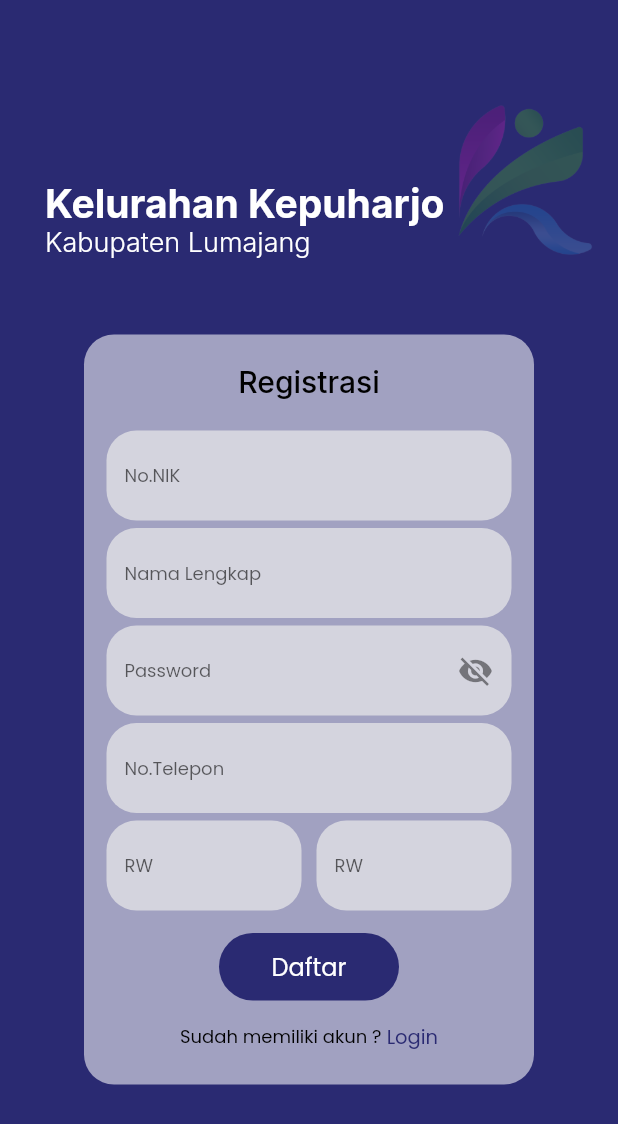
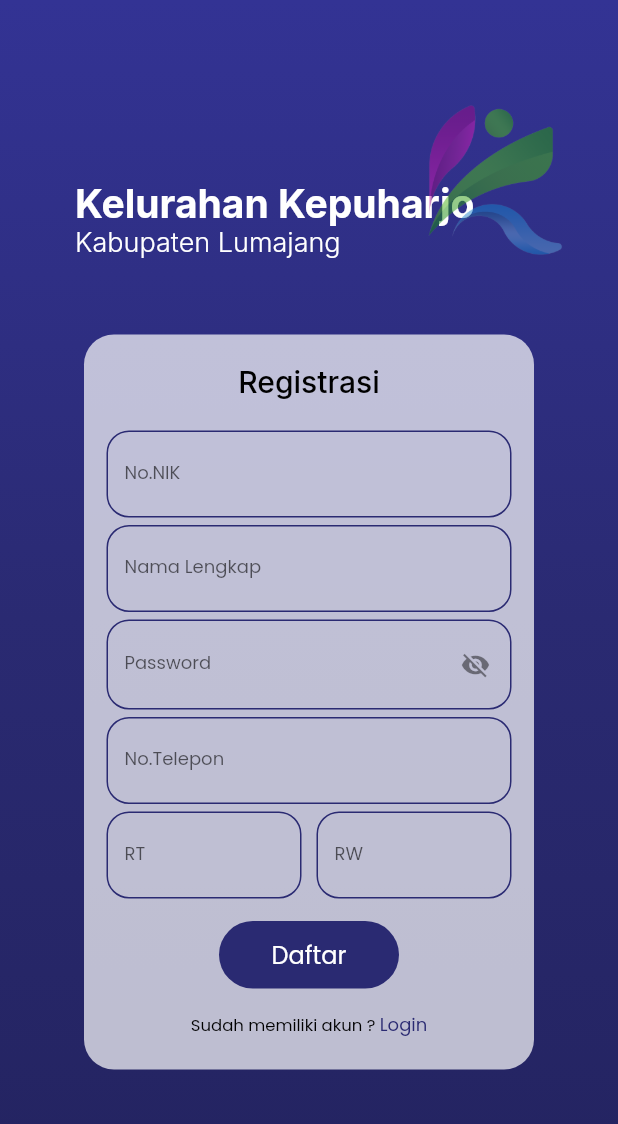
Before and after one commit to KelurahanKepuharjo/Mobile_App_Kelurahan_Kepuharjo, a Flutter app: the screen it shows after launch, after a tap on "Registrasi", on a phone screen of 412 x 824 dp. Shown: the top 1124 px of the screen. Run offline on Flutter 3.47's test engine with Material 2 defaults, Android fonts, the phone set to English and light mode, and no system bars; our stand-ins replace awesome_dialog, awesome_snackbar_content, flutter_spinkit, fluttertoast, get, google_fonts and 4 more; missing offline and left inert: android_intent_plus, random_color.

```diff
--- a/lib/Api/Api_connect.dart
+++ b/lib/Api/Api_connect.dart
@@ -1,5 +1,5 @@
 class ApiConnect {
-  static const hostConnect = "http://192.168.0.117/Web_Kelurahan_Kepuharjo";
+  static const hostConnect = "http://192.168.18.42/Web_Kelurahan_Kepuharjo";
   static const connectApi = "$hostConnect/Api";
 
   //login
--- a/lib/Comm/getTextForm.dart
+++ b/lib/Comm/getTextForm.dart
@@ -29,19 +29,16 @@ class getTextForm extends StatelessWidget {
 
   @override
   Widget build(BuildContext context) {
-    return SizedBox(
-        height: 60,
-        width: MediaQuery.of(context).size.width,
-        child: Column(children: [
+    return Column(children: [
       TextFormField(
         textInputAction: textInputAction,
         obscureText: isObscureText,
         controller: controller,
-            style: poppinsMediumBlack,
+        style: poppinsSmallBlack.copyWith(fontSize: 13),
         keyboardType: keyboardType,
         enabled: isEnable,
         onSaved: (val) => controller = val as TextEditingController,
-            validator: (String value) {
+        validator: (value) {
           if (value == null || value.isEmpty) {
             return 'Please enter $hintName';
           }
@@ -52,14 +49,19 @@ class getTextForm extends StatelessWidget {
           LengthLimitingTextInputFormatter(length)
         ],
         decoration: InputDecoration(
-                border: OutlineInputBorder(
-                    borderRadius: BorderRadius.circular(20),
-                    borderSide: BorderSide.none),
-                filled: true,
-                fillColor: Color.fromARGB(179, 234, 234, 234),
-                hintText: hintName,
-                hintStyle: GoogleFonts.poppins(fontSize: 12)),
+          labelText: hintName,
+          labelStyle: GoogleFonts.poppins(fontSize: 12),
+          enabledBorder: OutlineInputBorder(
+              borderRadius: BorderRadius.circular(15),
+              borderSide: BorderSide(width: 1, color: appColor)),
+          filled: false,
+          fillColor: const Color.fromARGB(179, 234, 234, 234),
+          focusedBorder: OutlineInputBorder(
+            borderSide: BorderSide(width: 1, color: appColor),
+            borderRadius: BorderRadius.circular(15),
           ),
-        ]));
+        ),
+      ),
+    ]);
   }
 }
--- a/lib/Screen/Login/appearance_login.dart
+++ b/lib/Screen/Login/appearance_login.dart
@@ -15,11 +15,23 @@ final GlobalKey<FormState> _formkey = GlobalKey<FormState>();
 class _AppeareaceLoginState extends State<AppeareaceLogin> {
   @override
   Widget build(BuildContext context) {
-    return Scaffold(
-      backgroundColor: appColor,
+    return Container(
+      decoration: BoxDecoration(
+        gradient: LinearGradient(
+          colors: [
+            Color.fromARGB(255, 35, 35, 95),
+            appColor,
+            Color.fromARGB(255, 51, 51, 148),
+          ],
+          begin: FractionalOffset.bottomCenter,
+          end: FractionalOffset.topCenter,
+        ),
+      ),
+      child: Scaffold(
+        backgroundColor: Colors.transparent,
         body: SingleChildScrollView(
           child: Padding(
-          padding: const EdgeInsets.symmetric(vertical: 20),
+            padding: const EdgeInsets.symmetric(vertical: 20, horizontal: 20),
             child: Center(
               child: Column(
                 mainAxisAlignment: MainAxisAlignment.center,
@@ -32,6 +44,7 @@ class _AppeareaceLoginState extends State<AppeareaceLogin> {
             ),
           ),
         ),
+      ),
     );
   }
 }
--- a/lib/Screen/Login/widget_column_login.dart
+++ b/lib/Screen/Login/widget_column_login.dart
@@ -12,6 +12,7 @@ import 'package:kepuharjo_app/Controller/RememberUser.dart';
 import 'package:kepuharjo_app/Model/User_Model.dart';
 import 'package:kepuharjo_app/Screen/LupaPassword/appearance_forgot_password.dart.dart';
 import 'package:kepuharjo_app/Screen/NavButton/Home_Screen.dart';
+import 'package:kepuharjo_app/Screen/PengajuanSurat/Surat/suket_pindah.dart';
 import 'package:kepuharjo_app/Screen/Register/appearance_register.dart';
 import 'package:kepuharjo_app/Shared/shared.dart';
 import 'package:awesome_snackbar_content/awesome_snackbar_content.dart';
@@ -52,9 +53,9 @@ class _WidgetLoginState extends State<WidgetLogin> {
     return Container(
       height: 360,
       width: 300,
-      padding: const EdgeInsets.symmetric(horizontal: 15),
+      padding: const EdgeInsets.symmetric(horizontal: 10),
       decoration: BoxDecoration(
-          color: const Color.fromARGB(143, 255, 255, 255),
+          color: whiteColor.withOpacity(0.7),
           borderRadius: BorderRadius.circular(20)),
       child: Column(
         crossAxisAlignment: CrossAxisAlignment.center,
@@ -80,10 +81,7 @@ class _WidgetLoginState extends State<WidgetLogin> {
           const SizedBox(
             height: 15,
           ),
-          SizedBox(
-            height: 60,
-            width: MediaQuery.of(context).size.width,
-            child: Column(
+          Column(
             children: [
               TextFormField(
                 textInputAction: TextInputAction.done,
@@ -92,8 +90,9 @@ class _WidgetLoginState extends State<WidgetLogin> {
                 style: poppinsMediumBlack,
                 keyboardType: TextInputType.name,
                 enabled: true,
-                  onSaved: (val) => passwordController,
-                  validator: (String value) {
+                onSaved: (val) =>
+                    passwordController = val as TextEditingController,
+                validator: (value) {
                   if (value == null || value.isEmpty) {
                     return 'Please enter Your Password';
                   }
@@ -104,25 +103,29 @@ class _WidgetLoginState extends State<WidgetLogin> {
                   LengthLimitingTextInputFormatter(20)
                 ],
                 decoration: InputDecoration(
-                      border: OutlineInputBorder(
-                          borderRadius: BorderRadius.circular(20),
-                          borderSide: BorderSide.none),
-                      filled: true,
+                    enabledBorder: OutlineInputBorder(
+                        borderRadius: BorderRadius.circular(15),
+                        borderSide: BorderSide(color: appColor, width: 1)),
+                    focusedBorder: OutlineInputBorder(
+                        borderRadius: BorderRadius.circular(15),
+                        borderSide: BorderSide(color: appColor, width: 1)),
+                    filled: false,
                     suffixIcon: InkWell(
                       child: Icon(
-                            showpass ? Icons.visibility : Icons.visibility_off),
+                        showpass ? Icons.visibility : Icons.visibility_off,
+                        size: 20,
+                      ),
                       onTap: () {
                         setState(() {
                           showpass = !showpass;
                         });
                       },
                     ),
-                      fillColor: Color.fromARGB(179, 234, 234, 234),
-                      hintText: "Password",
-                      hintStyle: GoogleFonts.poppins(fontSize: 12)),
+                    fillColor: const Color.fromARGB(179, 234, 234, 234),
+                    labelText: "Password",
+                    labelStyle: GoogleFonts.poppins(fontSize: 12)),
               ),
             ],
-            ),
           ),
           const SizedBox(
             height: 10,
@@ -184,14 +187,14 @@ class _WidgetLoginState extends State<WidgetLogin> {
               mainAxisAlignment: MainAxisAlignment.center,
               children: [
                 Text(
-                  "Belum memiliki akun ?",
-                  style: poppinsSmallBlack,
+                  "Belum memiliki akun ? ",
+                  style: poppinsSmallBlack.copyWith(fontSize: 11),
                 ),
                 InkWell(
                   child: Text(
-                    " Registrasi",
+                    "Registrasi",
                     style: poppinsSmallBlack.copyWith(
-                        color: appColor, fontSize: 13),
+                        color: appColor, fontSize: 12),
                   ),
                   onTap: () {
                     Navigator.push(
@@ -212,39 +215,47 @@ class _WidgetLoginState extends State<WidgetLogin> {
     if (nikController.text.isEmpty) {
       Fluttertoast.showToast(
           msg: "Nik Harus Diisi", backgroundColor: Colors.red);
+    } else if (nikController.text.length < 16) {
+      Fluttertoast.showToast(
+          msg: "Nik tidak boleh kurang dari 16 karakter",
+          backgroundColor: Colors.red);
     } else if (passwordController.text.isEmpty) {
       Fluttertoast.showToast(
           msg: "Password Harus Diisi", backgroundColor: Colors.red);
+    } else if (passwordController.text.length < 8) {
+      Fluttertoast.showToast(
+          msg: "Password tidak boleh kurang dari 8 karakter",
+          backgroundColor: Colors.red);
     } else {
       login();
     }
   }
 
-  Future login() async {
+  Future<List<User>> login() async {
     try {
       var response = await http.post(Uri.parse(ApiConnect.signin), body: {
         "id_akun": nikController.text,
         "password": passwordController.text
       });
       if (response.statusCode == 200) {
-        final data = jsonDecode(response.body);
-        if (data['success'] == true) {
+        final user = jsonDecode(response.body);
+        if (user['success'] == false) {
+          setState(() {
+            _loading = false;
+          });
+          snackBarFailed();
+        } else {
           setState(() {
             _loading = true;
           });
           snackBarSucces();
-          User userInfo = User.fromJson(data['user']);
+          User userInfo = User.fromJson(user['user']);
           await RememberUser().storeUser(json.encode(userInfo));
           // ignore: use_build_context_synchronously
           Navigator.pushAndRemoveUntil(
               context,
               MaterialPageRoute(builder: (_) => const HomeScreen()),
               (Route<dynamic> route) => false);
-        } else {
-          setState(() {
-            _loading = false;
-          });
-          snackBarFailed();
         }
       }
     } catch (e) {
--- a/lib/Screen/Login/widget_pict_logo.dart
+++ b/lib/Screen/Login/widget_pict_logo.dart
@@ -44,7 +44,7 @@ class _WidgetPictureState extends State<WidgetPicture> {
               children: [
                 const Spacer(),
                 Opacity(
-                  opacity: 0.3,
+                  opacity: 0.5,
                   child: Image.asset(
                     "images/mylogo.png",
                     alignment: Alignment.topLeft,
--- a/lib/Screen/PengajuanSurat/Surat/suket_kematian.dart
+++ b/lib/Screen/PengajuanSurat/Surat/suket_kematian.dart
@@ -258,9 +258,8 @@ class _KematianState extends State<Kematian> {
                   height: 150,
                   width: MediaQuery.of(context).size.width,
                   decoration: BoxDecoration(
-                    borderRadius: BorderRadius.circular(20),
-                    color: Color.fromARGB(179, 234, 234, 234),
-                  ),
+                      borderRadius: BorderRadius.circular(15),
+                      border: Border.all(width: 1, color: appColor)),
                   child: image == null
                       ? Center(
                           child: Text(
--- a/lib/Screen/Register/appearance_register.dart
+++ b/lib/Screen/Register/appearance_register.dart
@@ -13,11 +13,23 @@ class AppearanceRegister extends StatefulWidget {
 class _AppearanceRegisterState extends State<AppearanceRegister> {
   @override
   Widget build(BuildContext context) {
-    return Scaffold(
-      backgroundColor: appColor,
+    return Container(
+      decoration: BoxDecoration(
+        gradient: LinearGradient(
+          colors: [
+            Color.fromARGB(255, 35, 35, 95),
+            appColor,
+            Color.fromARGB(255, 51, 51, 148),
+          ],
+          begin: FractionalOffset.bottomCenter,
+          end: FractionalOffset.topCenter,
+        ),
+      ),
+      child: Scaffold(
+        backgroundColor: Colors.transparent,
         body: SingleChildScrollView(
           child: Padding(
-          padding: const EdgeInsets.symmetric(vertical: 20),
+            padding: const EdgeInsets.symmetric(vertical: 20, horizontal: 20),
             child: Center(
               child: Column(
                 mainAxisAlignment: MainAxisAlignment.center,
@@ -30,6 +42,7 @@ class _AppearanceRegisterState extends State<AppearanceRegister> {
             ),
           ),
         ),
+      ),
     );
   }
 }
--- a/lib/Screen/Register/widget_column_reg.dart
+++ b/lib/Screen/Register/widget_column_reg.dart
@@ -55,10 +55,10 @@ class _WidgetRegisterState extends State<WidgetRegister> {
   Widget build(BuildContext context) {
     return Container(
       padding: EdgeInsets.symmetric(horizontal: 15),
-      height: 500,
+      height: 490,
       width: 300,
       decoration: BoxDecoration(
-          color: Color.fromARGB(143, 255, 255, 255),
+          color: whiteColor.withOpacity(0.7),
           borderRadius: BorderRadius.circular(20)),
       child: Column(
         crossAxisAlignment: CrossAxisAlignment.center,
@@ -95,10 +95,7 @@ class _WidgetRegisterState extends State<WidgetRegister> {
           const SizedBox(
             height: 5,
           ),
-          SizedBox(
-            height: 60,
-            width: MediaQuery.of(context).size.width,
-            child: Column(
+          Column(
             children: [
               TextFormField(
                 textInputAction: TextInputAction.done,
@@ -108,7 +105,7 @@ class _WidgetRegisterState extends State<WidgetRegister> {
                 keyboardType: TextInputType.name,
                 enabled: true,
                 onSaved: (val) => passwordController,
-                  validator: (String value) {
+                validator: (value) {
                   if (value == null || value.isEmpty) {
                     return 'Please enter Your Password';
                   }
@@ -119,25 +116,29 @@ class _WidgetRegisterState extends State<WidgetRegister> {
                   LengthLimitingTextInputFormatter(20)
                 ],
                 decoration: InputDecoration(
-                      border: OutlineInputBorder(
-                          borderRadius: BorderRadius.circular(20),
-                          borderSide: BorderSide.none),
-                      filled: true,
+                    enabledBorder: OutlineInputBorder(
+                        borderRadius: BorderRadius.circular(15),
+                        borderSide: BorderSide(color: appColor, width: 1)),
+                    focusedBorder: OutlineInputBorder(
+                        borderRadius: BorderRadius.circular(15),
+                        borderSide: BorderSide(color: appColor, width: 1)),
+                    filled: false,
                     suffixIcon: InkWell(
                       child: Icon(
-                            showpass ? Icons.visibility : Icons.visibility_off),
+                        showpass ? Icons.visibility : Icons.visibility_off,
+                        size: 20,
+                      ),
                       onTap: () {
                         setState(() {
                           showpass = !showpass;
                         });
                       },
                     ),
-                      fillColor: Color.fromARGB(179, 234, 234, 234),
-                      hintText: "Password",
-                      hintStyle: GoogleFonts.poppins(fontSize: 12)),
+                    fillColor: const Color.fromARGB(179, 234, 234, 234),
+                    labelText: "Password",
+                    labelStyle: GoogleFonts.poppins(fontSize: 12)),
               ),
             ],
-            ),
           ),
           const SizedBox(
             height: 5,
@@ -156,14 +157,13 @@ class _WidgetRegisterState extends State<WidgetRegister> {
             mainAxisAlignment: MainAxisAlignment.spaceBetween,
             children: [
               SizedBox(
-                height: 60,
                 width: 130,
                 child: Column(
                   children: [
                     TextFormField(
                       textInputAction: TextInputAction.done,
                       controller: rtController,
-                      style: poppinsMediumBlack,
+                      style: poppinsSmallBlack.copyWith(fontSize: 13),
                       keyboardType: TextInputType.number,
                       onSaved: (newValue) => rtController,
                       validator: (value) {
@@ -177,31 +177,35 @@ class _WidgetRegisterState extends State<WidgetRegister> {
                         LengthLimitingTextInputFormatter(5)
                       ],
                       decoration: InputDecoration(
-                          border: OutlineInputBorder(
-                              borderRadius: BorderRadius.circular(20),
-                              borderSide: BorderSide.none),
-                          filled: true,
+                          enabledBorder: OutlineInputBorder(
+                              borderRadius: BorderRadius.circular(15),
+                              borderSide:
+                                  BorderSide(width: 1, color: appColor)),
+                          focusedBorder: OutlineInputBorder(
+                              borderRadius: BorderRadius.circular(15),
+                              borderSide:
+                                  BorderSide(width: 1, color: appColor)),
+                          filled: false,
                           fillColor: Color.fromARGB(179, 234, 234, 234),
-                          hintText: "RW",
-                          hintStyle: GoogleFonts.poppins(fontSize: 12)),
+                          labelText: "RT",
+                          labelStyle: GoogleFonts.poppins(fontSize: 12)),
                     )
                   ],
                 ),
               ),
               SizedBox(
-                height: 60,
                 width: 130,
                 child: Column(
                   children: [
                     TextFormField(
                       textInputAction: TextInputAction.done,
                       controller: rwController,
-                      style: poppinsMediumBlack,
+                      style: poppinsSmallBlack.copyWith(fontSize: 13),
                       keyboardType: TextInputType.number,
                       onSaved: (newValue) => rwController,
                       validator: (value) {
                         if (value == null || value.isEmpty) {
-                          return 'Please enter Your Rt';
+                          return 'Please enter Your Rw';
                         }
                         return null;
                       },
@@ -210,13 +214,18 @@ class _WidgetRegisterState extends State<WidgetRegister> {
                         LengthLimitingTextInputFormatter(5)
                       ],
                       decoration: InputDecoration(
-                          border: OutlineInputBorder(
-                              borderRadius: BorderRadius.circular(20),
-                              borderSide: BorderSide.none),
-                          filled: true,
+                          enabledBorder: OutlineInputBorder(
+                              borderRadius: BorderRadius.circular(15),
+                              borderSide:
+                                  BorderSide(width: 1, color: appColor)),
+                          focusedBorder: OutlineInputBorder(
+                              borderRadius: BorderRadius.circular(15),
+                              borderSide:
+                                  BorderSide(width: 1, color: appColor)),
+                          filled: false,
                           fillColor: Color.fromARGB(179, 234, 234, 234),
-                          hintText: "RW",
-                          hintStyle: GoogleFonts.poppins(fontSize: 12)),
+                          labelText: "RW",
+                          labelStyle: GoogleFonts.poppins(fontSize: 12)),
                     )
                   ],
                 ),
@@ -265,13 +274,13 @@ class _WidgetRegisterState extends State<WidgetRegister> {
               mainAxisAlignment: MainAxisAlignment.center,
               children: [
                 Text(
-                  "Sudah memiliki akun ?",
-                  style: GoogleFonts.poppins(color: blackColor, fontSize: 12),
+                  "Sudah memiliki akun ? ",
+                  style: GoogleFonts.poppins(color: blackColor, fontSize: 11),
                 ),
                 InkWell(
                   child: Text(
-                    " Login",
-                    style: GoogleFonts.poppins(color: appColor, fontSize: 13),
+                    "Login",
+                    style: GoogleFonts.poppins(color: appColor, fontSize: 12),
                   ),
                   onTap: () {
                     Navigator.pushAndRemoveUntil(
@@ -291,12 +300,20 @@ class _WidgetRegisterState extends State<WidgetRegister> {
   void verifyRegister() {
     if (nikController.text.isEmpty) {
       Fluttertoast.showToast(msg: "Nik harus diisi");
+    } else if (nikController.text.length < 16) {
+      Fluttertoast.showToast(msg: "Nik tidak boleh kurang dari 16 karakter");
     } else if (namaController.text.isEmpty) {
       Fluttertoast.showToast(msg: "Nama Lengkap harus diisi");
     } else if (passwordController.text.isEmpty) {
       Fluttertoast.showToast(msg: "Password harus diisi");
+    } else if (passwordController.text.length < 8) {
+      Fluttertoast.showToast(
+          msg: "Password tidak boleh kurang dari 8 karakter");
     } else if (tlpController.text.isEmpty) {
       Fluttertoast.showToast(msg: "No.Telepon harus diisi");
+    } else if (tlpController.text.length < 12) {
+      Fluttertoast.showToast(
+          msg: "No.Telepon tidak boleh kurang dari 12 angka");
     } else if (rtController.text.isEmpty) {
       Fluttertoast.showToast(msg: "RT harus diisi");
     } else if (rwController.text.isEmpty) {
--- a/lib/Screen/Register/widget_pict_reg.dart
+++ b/lib/Screen/Register/widget_pict_reg.dart
@@ -42,7 +42,7 @@ class _WidgetPictureRegState extends State<WidgetPictureReg> {
             children: [
               const Spacer(),
               Opacity(
-                opacity: 0.3,
+                opacity: 0.5,
                 child: Image.asset(
                   "images/mylogo.png",
                   alignment: Alignment.topLeft,
```
Also changed, not shown: lib/Comm/getTextFormDate.dart (+10 -6 lines), lib/Comm/getTextFormDateTime.dart (+9 -5 lines), lib/Screen/PengajuanSurat/Surat/Domisili.dart (+17 -14 lines), lib/Screen/PengajuanSurat/Surat/suket_akta_kelahiran.dart (+29 -25 lines), lib/Screen/PengajuanSurat/Surat/suket_belum_menikah.dart (+20 -17 lines), lib/Screen/PengajuanSurat/Surat/suket_pindah.dart (+14 -12 lines), lib/Screen/PengajuanSurat/Surat/suket_tidak_mampu.dart (+21 -15 lines), lib/Screen/PengajuanSurat/Surat/suket_usaha.dart (+14 -13 lines). Lines whose indentation alone changed are shown as unchanged.
